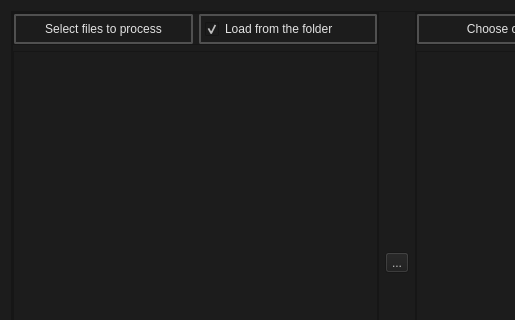
Old version of the form src/batch_creator/dialog.ui in the repository dertwist/Hammer5Tools; both pictures show x 0 to 515 and y 0 to 320 of the 793 by 645 pixel window.
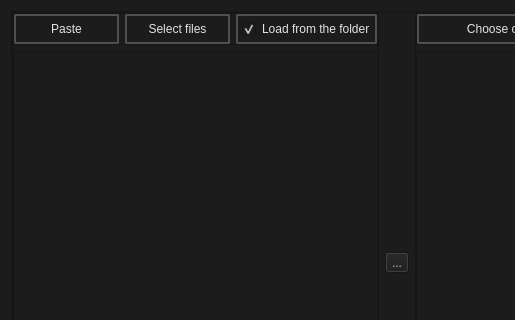
New version of the form. Icons and pictures are not drawn.

Patch:
```diff
--- a/src/batch_creator/dialog.ui
+++ b/src/batch_creator/dialog.ui
@@ -90,6 +90,47 @@
             <property name="bottomMargin">
              <number>0</number>
             </property>
+            <item>
+             <widget class="QPushButton" name="paste_files_to_process_button">
+              <property name="styleSheet">
+               <string notr="true">    QPushButton {
+
+        font: 580 9pt &quot;Segoe UI&quot;;
+	
+
+        border: 2px solid black;
+        border-radius: 2px;
+        border-color: rgba(80, 80, 80, 255);
+        height:22px;
+        padding-top: 2px;
+        padding-bottom:2px;
+        padding-left: 4px;
+        padding-right: 4px;
+        color: #E3E3E3;
+        background-color: #1C1C1C;
+    }
+    QPushButton:hover {
+        background-color: #414956;
+        color: white;
+    }
+    QPushButton:pressed {
+        background-color: red;
+        background-color: #1C1C1C;
+        margin: 1 px;
+        margin-left: 2px;
+        margin-right: 2px;
+
+    }
+QPushButton:disabled {
+color: gray;
+ background-color: #2C2C2C;
+}</string>
+              </property>
+              <property name="text">
+               <string>Paste</string>
+              </property>
+             </widget>
+            </item>
             <item>
              <widget class="QPushButton" name="select_files_to_process_button">
               <property name="styleSheet">
@@ -127,7 +168,7 @@
 }</string>
               </property>
               <property name="text">
-               <string>Select files to process</string>
+               <string>Select files</string>
               </property>
              </widget>
             </item>
```
